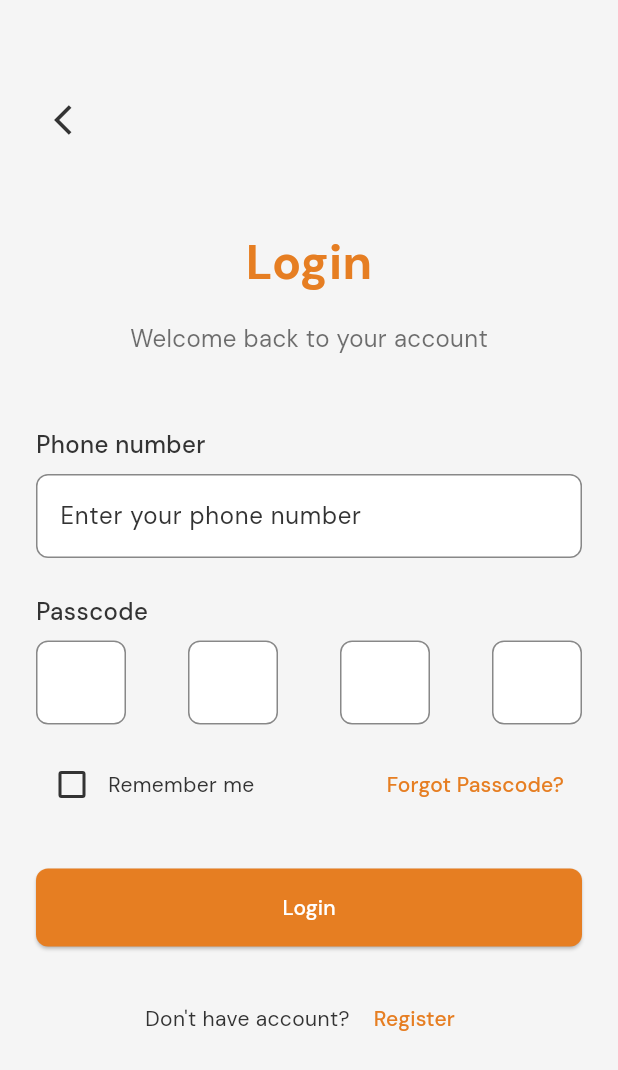
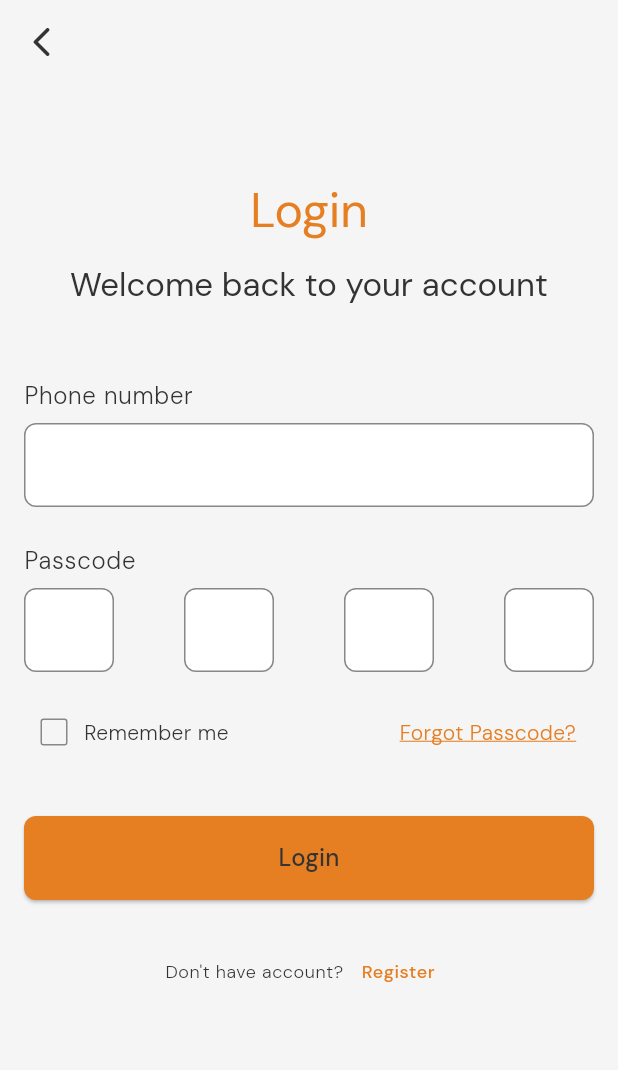
Before and after one commit to JuzuliMP/swift_checkin, a Flutter app: the screen it shows after launch, on a phone screen of 412 x 824 dp. Shown: the top 1070 px of the screen. Run offline on Flutter 3.47's test engine with Material 3 defaults, Android fonts, the phone set to English and light mode, and no system bars; our stand-ins replace equatable, flutter_bloc.

Commit message:
refactor: enhance UI consistency and theming in login components

```diff
--- a/lib/features/auth/presentation/cubit/auth_cubit.dart
+++ b/lib/features/auth/presentation/cubit/auth_cubit.dart
@@ -1,5 +1,5 @@
-import 'package:bloc/bloc.dart';
 import 'package:equatable/equatable.dart';
+import 'package:flutter_bloc/flutter_bloc.dart';
 
 part 'auth_state.dart';
 
--- a/lib/features/auth/presentation/pages/login_page.dart
+++ b/lib/features/auth/presentation/pages/login_page.dart
@@ -1,15 +1,22 @@
 import 'package:flutter/material.dart';
 import 'package:flutter_bloc/flutter_bloc.dart';
-import '../cubit/auth_cubit.dart';
-import '../widgets/login_form.dart';
-import '../../../../core/routes/app_routes.dart';
+import 'package:swift_checkin/core/routes/app_routes.dart';
+import 'package:swift_checkin/features/auth/presentation/cubit/auth_cubit.dart';
+import 'package:swift_checkin/features/auth/presentation/widgets/login_form.dart';
 
 class LoginPage extends StatelessWidget {
   const LoginPage({super.key});
 
   @override
   Widget build(BuildContext context) {
+    final theme = Theme.of(context);
     return Scaffold(
+      appBar: AppBar(
+        leading: IconButton(
+          onPressed: () {},
+          icon: const Icon(Icons.arrow_back_ios_rounded),
+        ),
+      ),
       body: BlocListener<AuthCubit, AuthState>(
         listener: (context, state) {
           if (state is AuthSuccess) {
@@ -25,34 +32,19 @@ class LoginPage extends StatelessWidget {
         },
         child: SafeArea(
           child: Padding(
-            padding: const EdgeInsets.all(24.0),
+            padding: const EdgeInsets.all(16.0),
             child: Column(
               children: [
-                const SizedBox(height: 32),
-                Row(
-                  children: [
-                    IconButton(
-                      onPressed: () {},
-                      icon: const Icon(Icons.arrow_back_ios),
-                    ),
-                  ],
-                ),
                 const SizedBox(height: 48),
-                const Text(
+                Text(
                   'Login',
-                  style: TextStyle(
-                    fontSize: 32,
-                    fontWeight: FontWeight.bold,
-                    color: Color(0xFFE67E22),
-                  ),
+                  style: theme.textTheme.headlineLarge
+                      ?.copyWith(color: theme.colorScheme.primary),
                 ),
                 const SizedBox(height: 16),
                 Text(
                   'Welcome back to your account',
-                  style: TextStyle(
-                    fontSize: 16,
-                    color: Theme.of(context).colorScheme.onSurface.withOpacity(0.7),
-                  ),
+                  style: theme.textTheme.titleLarge,
                 ),
                 const SizedBox(height: 48),
                 const Expanded(
--- a/lib/features/auth/presentation/widgets/login_form.dart
+++ b/lib/features/auth/presentation/widgets/login_form.dart
@@ -24,33 +24,27 @@ class _LoginFormState extends State<LoginForm> {
 
   @override
   Widget build(BuildContext context) {
+    final theme = Theme.of(context);
     return Column(
       crossAxisAlignment: CrossAxisAlignment.start,
       children: [
-        const Text(
+        Text(
           'Phone number',
-          style: TextStyle(
-            fontSize: 16,
-            fontWeight: FontWeight.w500,
+          style:
+              theme.textTheme.bodyLarge?.copyWith(fontWeight: FontWeight.w300),
         ),
-        ),
-        const SizedBox(height: 8),
+        const SizedBox(height: 6),
         TextField(
           controller: _phoneController,
           keyboardType: TextInputType.phone,
-          decoration: const InputDecoration(
-            hintText: 'Enter your phone number',
-          ),
         ),
         const SizedBox(height: 24),
-        const Text(
+        Text(
           'Passcode',
-          style: TextStyle(
-            fontSize: 16,
-            fontWeight: FontWeight.w500,
+          style:
+              theme.textTheme.bodyLarge?.copyWith(fontWeight: FontWeight.w300),
         ),
-        ),
-        const SizedBox(height: 8),
+        const SizedBox(height: 6),
         PasscodeField(
           controller: _passcodeController,
           onChanged: (value) {
@@ -64,6 +58,8 @@ class _LoginFormState extends State<LoginForm> {
             Row(
               children: [
                 Checkbox(
+                  visualDensity: VisualDensity.compact,
+                  side: BorderSide(color: theme.colorScheme.secondary),
                   value: _rememberMe,
                   onChanged: (value) {
                     setState(() {
@@ -71,15 +67,22 @@ class _LoginFormState extends State<LoginForm> {
                     });
                   },
                 ),
-                const Text('Remember me'),
+                Text(
+                  'Remember me',
+                  style: theme.textTheme.bodyMedium
+                      ?.copyWith(fontWeight: FontWeight.w300),
+                ),
               ],
             ),
             TextButton(
               onPressed: () {},
-              child: const Text(
+              child: Text(
                 'Forgot Passcode?',
-                style: TextStyle(
-                  color: Color(0xFFE67E22),
+                style: theme.textTheme.bodyMedium?.copyWith(
+                  fontWeight: FontWeight.w300,
+                  color: theme.colorScheme.primary,
+                  decoration: TextDecoration.underline,
+                  decorationColor: theme.colorScheme.primary,
                 ),
               ),
             ),
@@ -105,10 +108,14 @@ class _LoginFormState extends State<LoginForm> {
                         width: 20,
                         child: CircularProgressIndicator(
                           strokeWidth: 2,
-                    valueColor: AlwaysStoppedAnimation<Color>(Colors.white),
+                          valueColor:
+                              AlwaysStoppedAnimation<Color>(Colors.white),
                         ),
                       )
-                    : const Text('Login'),
+                    : Text(
+                        'Login',
+                        style: theme.textTheme.titleMedium,
+                      ),
               );
             },
           ),
@@ -118,13 +125,18 @@ class _LoginFormState extends State<LoginForm> {
           child: Row(
             mainAxisAlignment: MainAxisAlignment.center,
             children: [
-              const Text("Don't have account? "),
+              Text(
+                "Don't have account?",
+                style: theme.textTheme.bodySmall
+                    ?.copyWith(fontWeight: FontWeight.w300),
+              ),
               TextButton(
                 onPressed: () {},
-                child: const Text(
+                child: Text(
                   'Register',
-                  style: TextStyle(
-                    color: Color(0xFFE67E22),
+                  style: theme.textTheme.bodySmall?.copyWith(
+                    fontWeight: FontWeight.w500,
+                    color: theme.colorScheme.primary,
                   ),
                 ),
               ),
```
Lines whose indentation alone changed are shown as unchanged.
